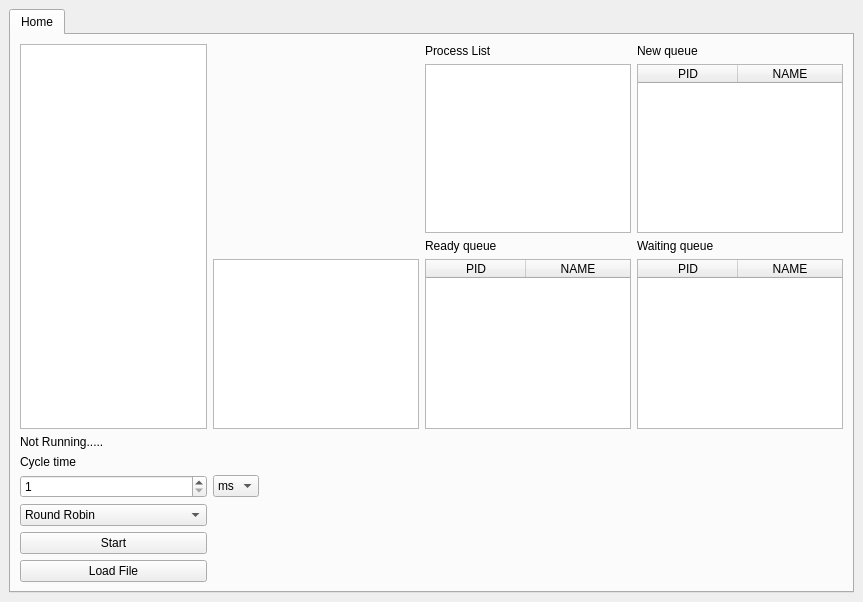
The window that src/mainwindow.ui (stearnsbq/BYRON_STEARNS_CMSC312_2019) describes before a commit, drawn with Qt 5.
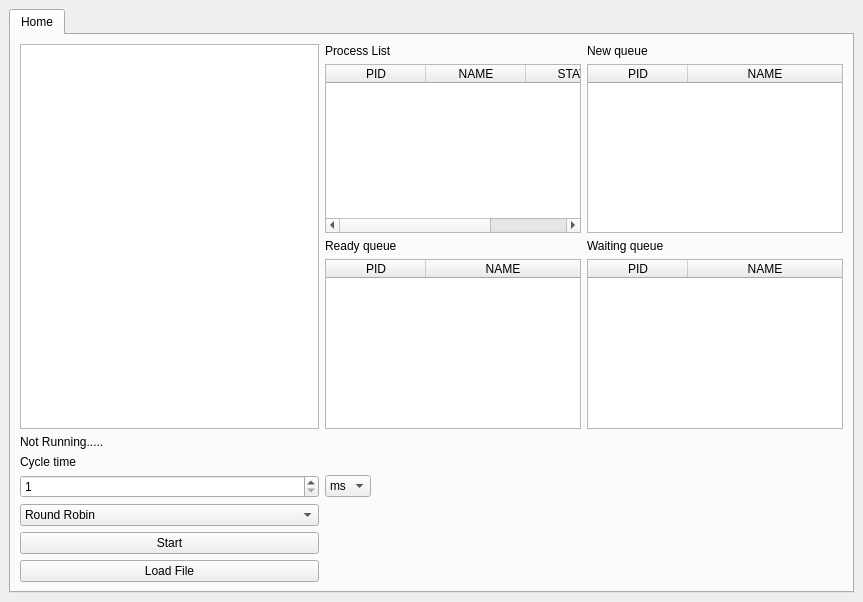
The same window after the commit.

What changed in the file:
```diff
--- a/src/mainwindow.ui
+++ b/src/mainwindow.ui
@@ -114,41 +114,7 @@
         </item>
         <item row="0" column="2">
          <layout class="QGridLayout" name="SIM_DISPLAY">
-          <item row="3" column="1">
-           <widget class="QTableWidget" name="readyQueueListView">
-            <attribute name="horizontalHeaderStretchLastSection">
-             <bool>true</bool>
-            </attribute>
-            <column>
-             <property name="text">
-              <string>PID</string>
-             </property>
-            </column>
-            <column>
-             <property name="text">
-              <string>NAME</string>
-             </property>
-            </column>
-           </widget>
-          </item>
-          <item row="1" column="2">
-           <widget class="QTableWidget" name="newQueueProcessList">
-            <attribute name="horizontalHeaderStretchLastSection">
-             <bool>true</bool>
-            </attribute>
-            <column>
-             <property name="text">
-              <string>PID</string>
-             </property>
-            </column>
-            <column>
-             <property name="text">
-              <string>NAME</string>
-             </property>
-            </column>
-           </widget>
-          </item>
-          <item row="0" column="1">
+          <item row="0" column="0">
            <widget class="QLabel" name="label_2">
             <property name="text">
              <string>Process List</string>
@@ -156,56 +122,58 @@
            </widget>
           </item>
           <item row="1" column="1">
-           <widget class="QTableWidget" name="processListView">
-            <property name="enabled">
+           <widget class="QTableWidget" name="newQueueProcessList">
+            <attribute name="horizontalHeaderStretchLastSection">
              <bool>true</bool>
-            </property>
-            <property name="frameShadow">
-             <enum>QFrame::Plain</enum>
-            </property>
-            <attribute name="horizontalHeaderVisible">
-             <bool>false</bool>
             </attribute>
-            <attribute name="horizontalHeaderShowSortIndicator" stdset="0">
+            <column>
+             <property name="text">
+              <string>PID</string>
+             </property>
+            </column>
+            <column>
+             <property name="text">
+              <string>NAME</string>
+             </property>
+            </column>
+           </widget>
+          </item>
+          <item row="3" column="1">
+           <widget class="QTableWidget" name="waitingQueueListView">
+            <property name="autoFillBackground">
              <bool>false</bool>
-            </attribute>
+            </property>
             <attribute name="horizontalHeaderStretchLastSection">
              <bool>true</bool>
             </attribute>
-            <attribute name="verticalHeaderVisible">
-             <bool>false</bool>
-            </attribute>
             <column>
              <property name="text">
-              <string>PC</string>
+              <string>PID</string>
              </property>
             </column>
             <column>
              <property name="text">
-              <string>STATE</string>
+              <string>NAME</string>
              </property>
             </column>
            </widget>
           </item>
-          <item row="2" column="2">
+          <item row="2" column="1">
            <widget class="QLabel" name="label_5">
             <property name="text">
              <string>Waiting queue</string>
             </property>
            </widget>
           </item>
-          <item row="2" column="1">
+          <item row="2" column="0">
            <widget class="QLabel" name="readyQueueLabel">
             <property name="text">
              <string>Ready queue</string>
             </property>
            </widget>
           </item>
-          <item row="3" column="2">
-           <widget class="QTableWidget" name="waitingQueueListView">
-            <property name="autoFillBackground">
-             <bool>false</bool>
-            </property>
+          <item row="3" column="0">
+           <widget class="QTableWidget" name="readyQueueListView">
             <attribute name="horizontalHeaderStretchLastSection">
              <bool>true</bool>
             </attribute>
@@ -221,15 +189,40 @@
             </column>
            </widget>
           </item>
-          <item row="0" column="2">
+          <item row="0" column="1">
            <widget class="QLabel" name="label_3">
             <property name="text">
              <string>New queue</string>
             </property>
            </widget>
           </item>
-          <item row="3" column="0">
-           <widget class="QTableView" name="MLQListView"/>
+          <item row="1" column="0">
+           <widget class="QTableWidget" name="processList">
+            <attribute name="horizontalHeaderHighlightSections">
+             <bool>true</bool>
+            </attribute>
+            <attribute name="horizontalHeaderShowSortIndicator" stdset="0">
+             <bool>false</bool>
+            </attribute>
+            <attribute name="horizontalHeaderStretchLastSection">
+             <bool>true</bool>
+            </attribute>
+            <column>
+             <property name="text">
+              <string>PID</string>
+             </property>
+            </column>
+            <column>
+             <property name="text">
+              <string>NAME</string>
+             </property>
+            </column>
+            <column>
+             <property name="text">
+              <string>STATE</string>
+             </property>
+            </column>
+           </widget>
           </item>
          </layout>
         </item>
```
